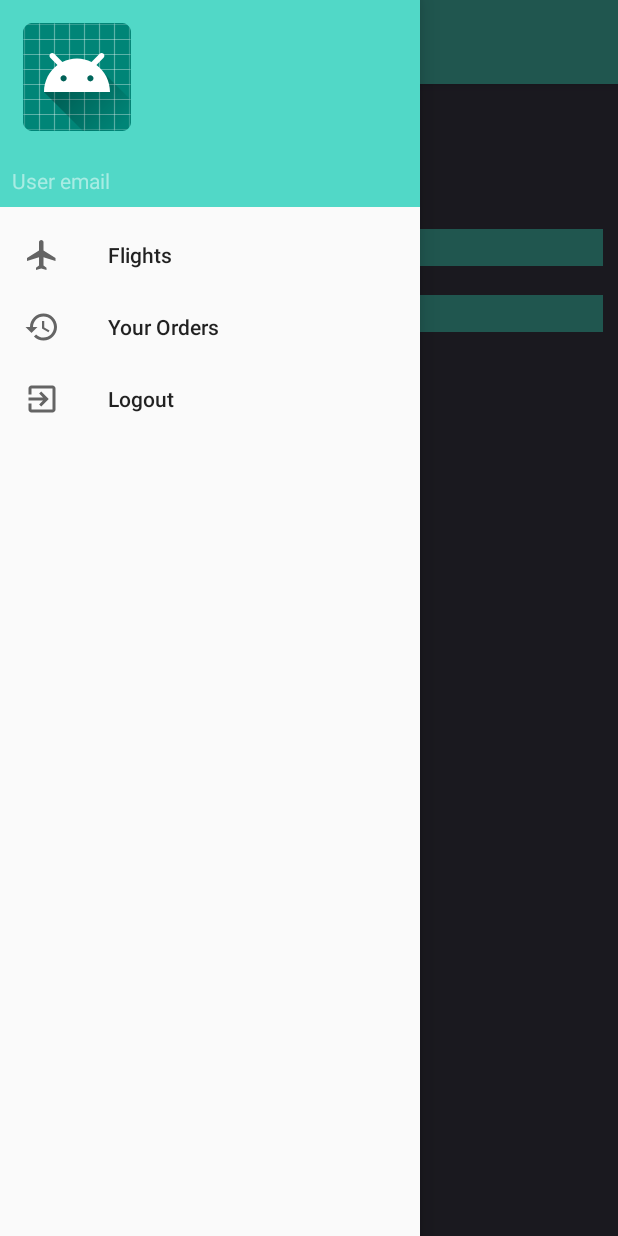
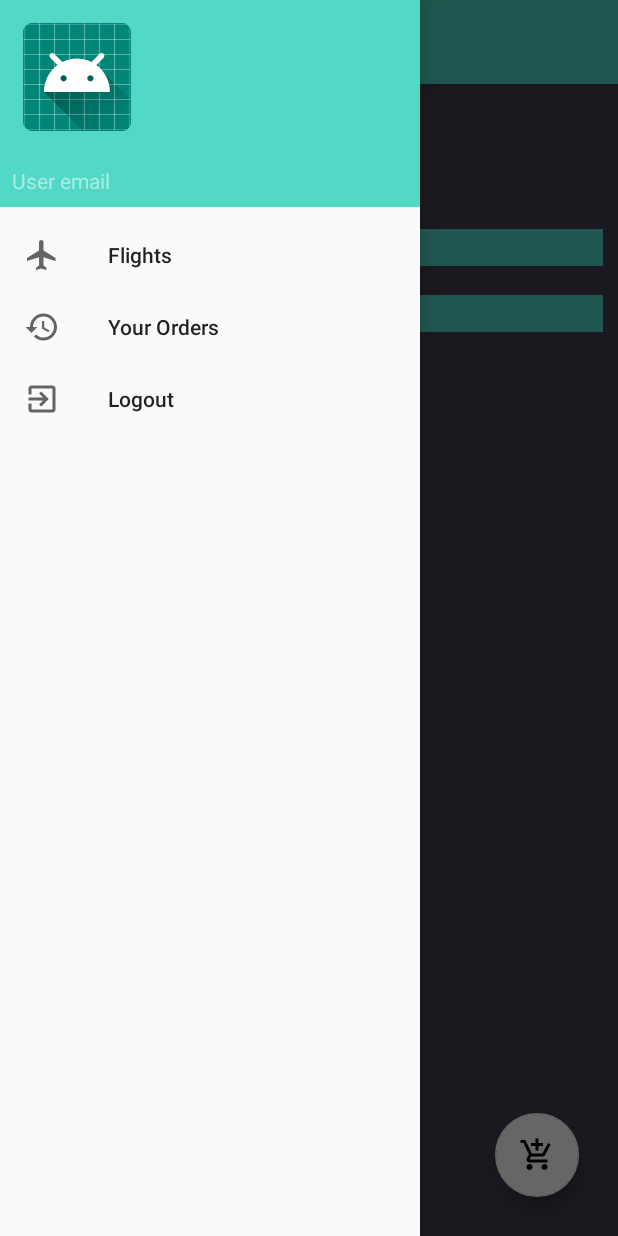
Before and after one commit to Mshey/flights, an Android app: the screen it shows after launch once a user with an empty profile is signed in (SearchActivity), with the side drawer open, on a phone screen of 412 x 824 dp. Run offline under Robolectric (Android 15) with nearby library versions, the phone set to English and light mode, and no system bars; our stand-ins replace Firebase (no records; nobody signed in at launch, a user with empty details on screens opened directly).

```diff
--- a/app/src/main/java/com/example/a3/SearchActivity.java
+++ b/app/src/main/java/com/example/a3/SearchActivity.java
@@ -1,10 +1,12 @@
 package com.example.a3;
 
 import android.app.DatePickerDialog;
+import android.content.Context;
 import android.content.Intent;
 import android.graphics.Color;
 import android.os.Bundle;
 import android.support.annotation.NonNull;
+import android.support.design.widget.FloatingActionButton;
 import android.support.design.widget.NavigationView;
 import android.support.v4.view.GravityCompat;
 import android.support.v4.widget.DrawerLayout;
@@ -39,6 +41,7 @@ public class SearchActivity extends AppCompatActivity implements NavigationView.
     private DrawerLayout drawerLayout;
     private static final String TAG = "SearchActivity";
     private List<Ticket> listofTickets = new ArrayList<>();
+    private Context context = this;
 
     @Override
     protected void onCreate(Bundle savedInstanceState) {
@@ -136,6 +139,13 @@ public class SearchActivity extends AppCompatActivity implements NavigationView.
             }
         });
 
+        findViewById(R.id.fab).setOnClickListener(new View.OnClickListener() {
+            @Override
+            public void onClick(View v) {
+                finish();
+                startActivity(new Intent(context, CartActivity.class));
+            }
+        });
 
     }
 
--- /dev/null
+++ b/app/src/main/res/drawable/ic_cart.xml
@@ -0,0 +1,9 @@
+<vector xmlns:android="http://schemas.android.com/apk/res/android"
+        android:width="24dp"
+        android:height="24dp"
+        android:viewportWidth="24.0"
+        android:viewportHeight="24.0">
+    <path
+        android:fillColor="#FF000000"
+        android:pathData="M11,9h2L13,6h3L16,4h-3L13,1h-2v3L8,4v2h3v3zM7,18c-1.1,0 -1.99,0.9 -1.99,2S5.9,22 7,22s2,-0.9 2,-2 -0.9,-2 -2,-2zM17,18c-1.1,0 -1.99,0.9 -1.99,2s0.89,2 1.99,2 2,-0.9 2,-2 -0.9,-2 -2,-2zM7.17,14.75l0.03,-0.12 0.9,-1.63h7.45c0.75,0 1.41,-0.41 1.75,-1.03l3.86,-7.01L19.42,4h-0.01l-1.1,2 -2.76,5L8.53,11l-0.13,-0.27L6.16,6l-0.95,-2 -0.94,-2L1,2v2h2l3.6,7.59 -1.35,2.45c-0.16,0.28 -0.25,0.61 -0.25,0.96 0,1.1 0.9,2 2,2h12v-2L7.42,15c-0.13,0 -0.25,-0.11 -0.25,-0.25z"/>
+</vector>
--- a/app/src/main/res/layout/activity_search.xml
+++ b/app/src/main/res/layout/activity_search.xml
@@ -25,29 +25,32 @@
             app:popupTheme="@style/ThemeOverlay.AppCompat.Light"
             android:elevation="4dp"/>
 
-        <LinearLayout
+        <RelativeLayout
             android:id="@+id/fragment_container"
             android:layout_width="match_parent"
             android:layout_height="match_parent"
             android:orientation="vertical"
             android:padding="10dp">
+
             <TextView
                 android:id="@+id/date"
                 android:layout_width="wrap_content"
-                android:layout_height="wrap_content"
-                android:layout_gravity="center"/>
+                android:layout_height="wrap_content"/>
 
             <Button
                 android:id="@+id/selectDate"
                 android:layout_width="wrap_content"
                 android:layout_height="wrap_content"
+                android:layout_centerInParent="true"
                 android:text="@string/date_select"
-                android:layout_gravity="center"/>
+                android:layout_below="@id/date"/>
 
             <TextView
+                android:id="@+id/text"
                 android:layout_width="wrap_content"
                 android:layout_height="wrap_content"
-                android:text="@string/from"/>
+                android:text="@string/from"
+                android:layout_below="@id/selectDate"/>
 
             <EditText
                 android:id="@+id/from"
@@ -55,12 +58,15 @@
                 android:layout_height="wrap_content"
                 android:background="@color/colorPrimary"
                 android:hint="@string/from_where"
-                android:inputType="text"/>
+                android:inputType="text"
+                android:layout_below="@id/text"/>
 
             <TextView
+                android:id="@+id/text2"
                 android:layout_width="wrap_content"
                 android:layout_height="wrap_content"
-                android:text="@string/to"/>
+                android:text="@string/to"
+                android:layout_below="@id/from"/>
 
             <EditText
                 android:id="@+id/where"
@@ -68,17 +74,33 @@
                 android:layout_height="wrap_content"
                 android:background="@color/colorPrimary"
                 android:hint="@string/where_to"
-                android:inputType="text"/>
+                android:inputType="text"
+                android:layout_below="@id/text2"/>
 
             <Button
                 android:id="@+id/search"
                 android:layout_width="wrap_content"
                 android:layout_height="wrap_content"
+                android:layout_centerInParent="true"
                 android:text="@string/search"
-                android:layout_gravity="center"/>
+                android:layout_below="@id/where"/>
 
-            <include layout="@layout/content_main" />
-        </LinearLayout>
+            <include layout="@layout/content_main"
+                android:layout_height="wrap_content"
+                android:layout_width="match_parent"
+                android:layout_below="@id/search"/>
+
+            <android.support.design.widget.FloatingActionButton
+                android:id="@+id/fab"
+                android:layout_width="wrap_content"
+                android:layout_height="wrap_content"
+                android:layout_gravity="bottom|end"
+                android:layout_margin="16dp"
+                android:src="@drawable/ic_cart"
+                android:layout_alignParentBottom="true"
+                android:layout_alignParentRight="true"/>
+
+        </RelativeLayout>
 
     </LinearLayout>
 
```
